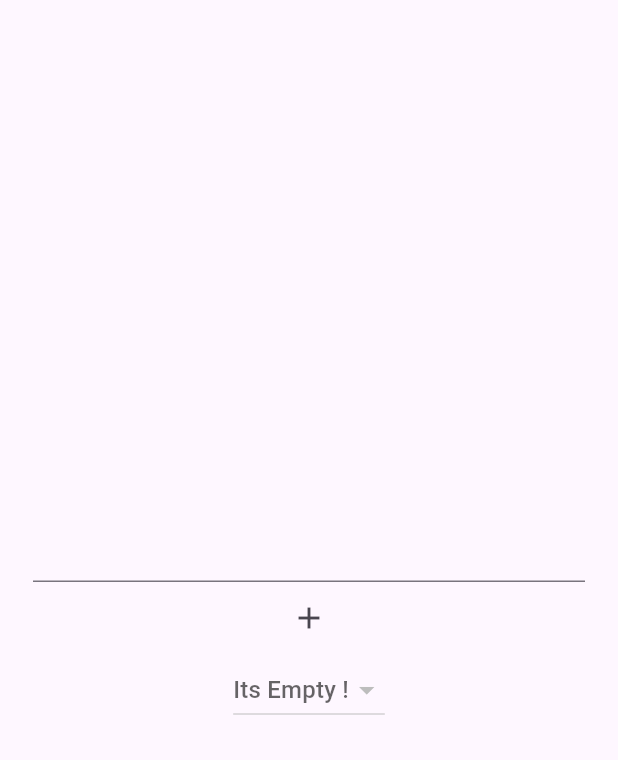
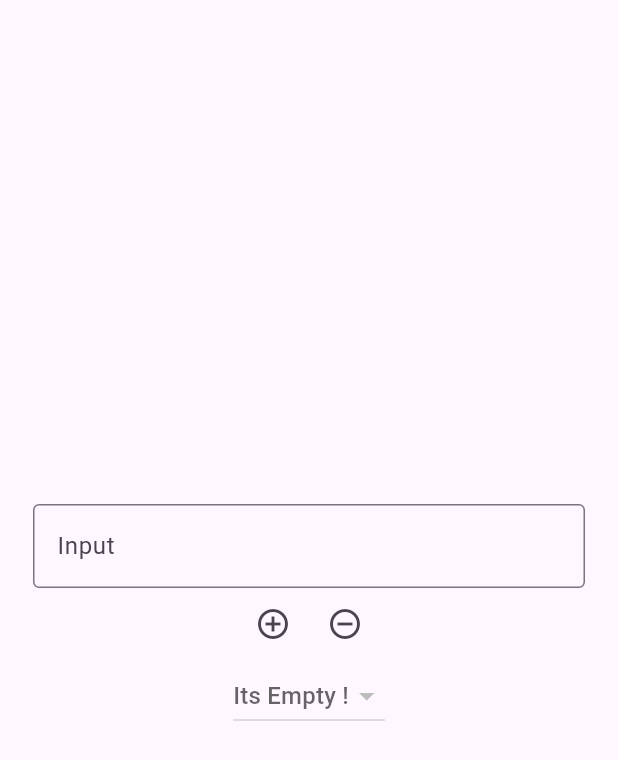
Before and after one commit to alli2729/switches_and_dropdown, a Flutter app: the screen it shows after launch, on a phone screen of 412 x 824 dp. Shown: the top 760 px of the screen. Run offline on Flutter 3.47's test engine with Material 3 defaults, Android fonts, the phone set to English and light mode, and no system bars.

Commit message:
maked good changes :)

```diff
--- a/lib/pages/search.dart
+++ b/lib/pages/search.dart
@@ -8,14 +8,17 @@ class Search extends StatefulWidget {
 }
 
 class _SearchState extends State<Search> {
+  // create an empty list for dropdown items
   var items = []
       .map(
         (val) => DropdownMenuItem<String>(value: val, child: Text(val)),
       )
       .toList();
 
+  // create controller fo textfield and key for form
   final _controller = TextEditingController();
   final _formKey = GlobalKey<FormState>();
+  // value is for DropDownMenu
   String? value;
 
   @override
@@ -34,7 +37,7 @@ class _SearchState extends State<Search> {
           mainAxisAlignment: MainAxisAlignment.center,
           children: [
             _textField(),
-            _addButton(),
+            _buttons(),
             _dropDown(),
           ],
         ),
@@ -42,40 +45,51 @@ class _SearchState extends State<Search> {
     );
   }
 
+  //* WIDGETS------------------------------------------
+
   Widget _textField() {
     return TextFormField(
       validator: _validator,
       controller: _controller,
+      decoration: const InputDecoration(
+        hintText: 'Type Somthing',
+        label: Text('Input'),
+        border: OutlineInputBorder(),
+      ),
     );
   }
 
-  String? _validator(value) {
-    if (value == null || value.isEmpty) {
-      return 'Required';
-    }
-    return null;
-  }
-
-  Widget _addButton() {
-    return IconButton(
-        onPressed: () => _addToList(_controller.text),
-        icon: const Icon(Icons.add));
+  Widget _buttons() {
+    return Row(
+      mainAxisAlignment: MainAxisAlignment.center,
+      children: [
+        IconButton(
+            onPressed: () => _addToList(_controller.text),
+            icon: const Icon(Icons.add_circle_outline)),
+        IconButton(
+            onPressed: () => _removeFromList(_controller.text),
+            icon: const Icon(Icons.remove_circle_outline)),
+      ],
+    );
   }
 
   Widget _dropDown() {
     return DropdownButton<String>(
-        hint: const Text('Its Empty !'),
+        hint:
+            (items.isEmpty) ? const Text('Its Empty !') : const Text('Select'),
         value: value,
         items: items,
         onChanged: (v) => setState(() => value = v));
   }
 
+  //* METHODS------------------------------------------
+
   void _addToList(String input) {
     // validate
     if (_formKey.currentState?.validate() ?? false) {
-      // checking if there is duplicate
+      // checking if there is 'input' in the list
       if (items.any(
-        (item) => item.value!.contains(input.trim()),
+        (item) => item.value! == input.trim(),
       )) {
         _showDuplicateDialog(input);
       } else {
@@ -89,10 +103,28 @@ class _SearchState extends State<Search> {
     }
   }
 
+  void _removeFromList(String input) {
+    // validate
+    if (_formKey.currentState?.validate() ?? false) {
+      // if there is a match in list
+      if (items.any((item) => item.value == input)) {
+        // remove item from list
+        setState(() {
+          items.removeWhere((item) => item.value == input);
+          _controller.clear();
+        });
+      } else {
+        // say there is no match for 'input'
+        _showNoMatchSnackBar(input);
+      }
+    }
+  }
+
   Future<dynamic> _showDuplicateDialog(String value) {
+    // showing dialog if there is duplicate in list
     return showDialog(
       context: context,
-      builder: (context) {
+      builder: (_) {
         return Dialog(
           child: Container(
             alignment: Alignment.center,
@@ -102,10 +134,27 @@ class _SearchState extends State<Search> {
               color: Colors.grey,
               borderRadius: BorderRadius.circular(12),
             ),
-            child: Text('$value is Duplicate'),
+            child: Text(
+              '"$value" is already in the list',
+              style: const TextStyle(fontSize: 20, color: Colors.white),
+            ),
           ),
         );
       },
     );
   }
+
+  void _showNoMatchSnackBar(String value) {
+    // showing snackBar in bottom of screen
+    final snackBar = SnackBar(content: Text('"$value" is not in the list'));
+    ScaffoldMessenger.of(context).showSnackBar(snackBar);
+  }
+
+  String? _validator(value) {
+    // not allowing user to pass empty input
+    if (value == null || value.isEmpty) {
+      return 'Input is required !';
+    }
+    return null;
+  }
 }
```
